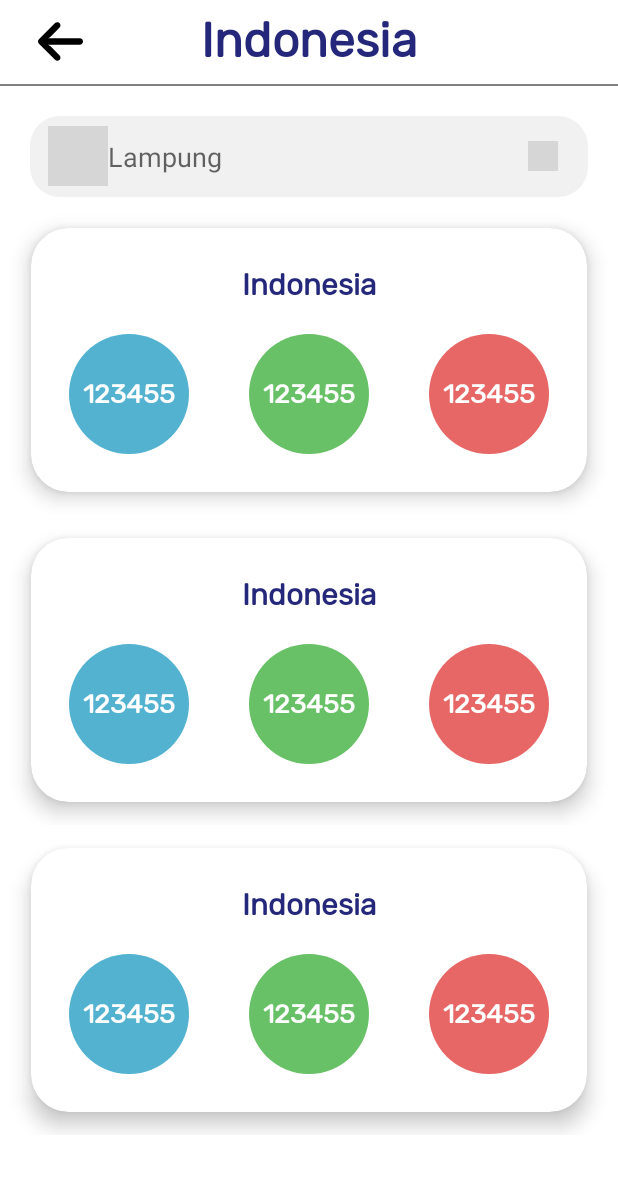
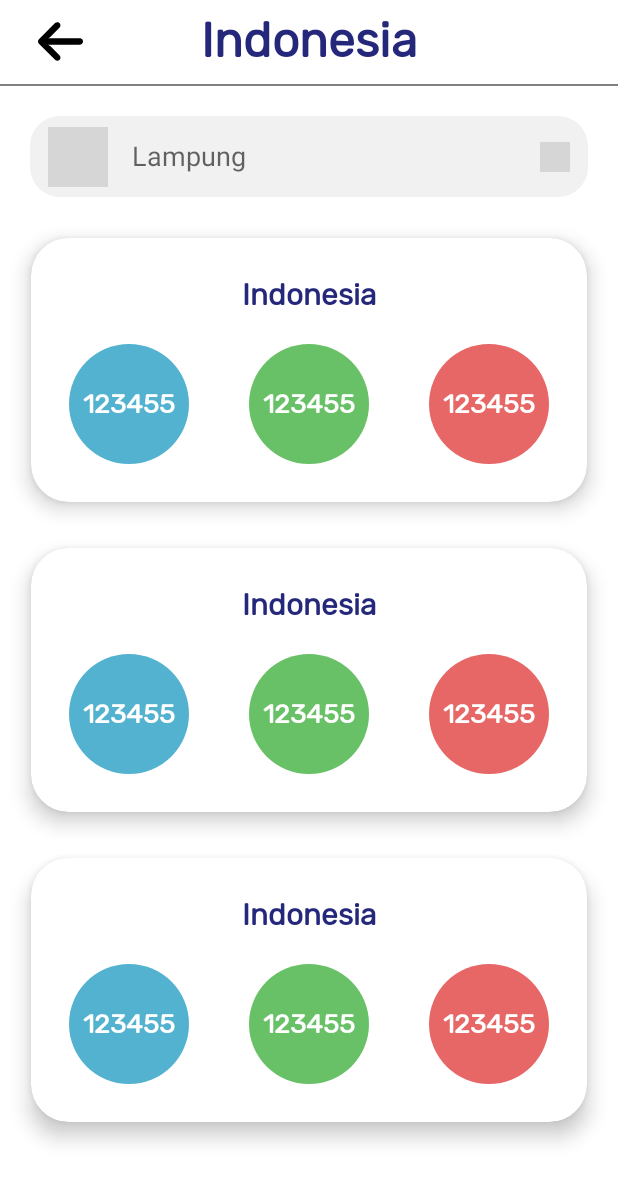
Before and after one commit to SteveWKurnia/BNCCFinalProject-Solo, an Android app: the layout activity_look_up.xml on its own in the app's theme, with its tools: preview values and no code run, on a phone screen of 412 x 824 dp. Shown: the top 1182 px of the screen. Run offline under Robolectric (Android 15) with nearby library versions, the phone set to English and light mode, and no system bars; network calls fail; grey boxes are pictures that could not be loaded.

Commit message:
Add live search functionality

```diff
--- a/app/src/main/res/layout/activity_look_up.xml
+++ b/app/src/main/res/layout/activity_look_up.xml
@@ -43,7 +43,7 @@
         app:layout_constraintStart_toStartOf="parent"
         app:layout_constraintEnd_toEndOf="parent"/>
 
-    <LinearLayout
+    <androidx.constraintlayout.widget.ConstraintLayout
         android:id="@+id/ll_search"
         android:layout_marginStart="20dp"
         android:layout_marginEnd="20dp"
@@ -53,8 +53,7 @@
         app:layout_constraintTop_toBottomOf="@id/view_divider"
         app:layout_constraintStart_toStartOf="parent"
         app:layout_constraintEnd_toEndOf="parent"
-        android:background="@drawable/rounded_corner_off_white"
-        android:orientation="horizontal">
+        android:background="@drawable/rounded_corner_off_white">
 
         <androidx.appcompat.widget.AppCompatImageView
             android:id="@+id/iv_search"
@@ -62,16 +61,26 @@
             android:layout_width="40dp"
             android:layout_height="40dp"
             android:layout_marginStart="10dp"
-            android:layout_gravity="center"/>
+            app:layout_constraintStart_toStartOf="parent"
+            app:layout_constraintTop_toTopOf="parent"
+            app:layout_constraintBottom_toBottomOf="parent"/>
 
-        <EditText
-            android:id="@+id/et_search"
-            android:layout_width="280dp"
+        <androidx.appcompat.widget.SearchView
+            android:id="@+id/sv_search"
+            app:queryHint="Lampung"
+            app:iconifiedByDefault="false"
+            app:searchIcon="@null"
+            app:closeIcon="@null"
+            android:layout_width="0dp"
             android:layout_height="50dp"
             android:hint="@string/edittext_hint"
-            android:background="@android:color/transparent"
+            app:queryBackground="@android:color/transparent"
             android:autofillHints=""
-            android:inputType="text" />
+            android:inputType="text"
+            app:layout_constraintStart_toEndOf="@id/iv_search"
+            app:layout_constraintEnd_toStartOf="@id/iv_clear"
+            app:layout_constraintTop_toTopOf="parent"
+            app:layout_constraintBottom_toBottomOf="parent" />
 
         <androidx.appcompat.widget.AppCompatImageView
             android:id="@+id/iv_clear"
@@ -79,9 +88,51 @@
             android:layout_width="20dp"
             android:layout_height="20dp"
             android:layout_marginEnd="10dp"
-            android:layout_gravity="center" />
+            app:layout_constraintEnd_toEndOf="parent"
+            app:layout_constraintTop_toTopOf="parent"
+            app:layout_constraintBottom_toBottomOf="parent"/>
 
-    </LinearLayout>
+    </androidx.constraintlayout.widget.ConstraintLayout>
+
+<!--    <LinearLayout-->
+<!--        android:id="@+id/ll_search"-->
+<!--        android:layout_marginStart="20dp"-->
+<!--        android:layout_marginEnd="20dp"-->
+<!--        android:layout_width="0dp"-->
+<!--        android:layout_height="wrap_content"-->
+<!--        android:layout_marginTop="20dp"-->
+<!--        app:layout_constraintTop_toBottomOf="@id/view_divider"-->
+<!--        app:layout_constraintStart_toStartOf="parent"-->
+<!--        app:layout_constraintEnd_toEndOf="parent"-->
+<!--        android:background="@drawable/rounded_corner_off_white"-->
+<!--        android:orientation="horizontal">-->
+
+<!--        <androidx.appcompat.widget.AppCompatImageView-->
+<!--            android:id="@+id/iv_search"-->
+<!--            app:srcCompat="@drawable/ic_baseline_search_24"-->
+<!--            android:layout_width="40dp"-->
+<!--            android:layout_height="40dp"-->
+<!--            android:layout_marginStart="10dp"-->
+<!--            android:layout_gravity="center"/>-->
+
+<!--        <EditText-->
+<!--            android:id="@+id/et_search"-->
+<!--            android:layout_width="280dp"-->
+<!--            android:layout_height="50dp"-->
+<!--            android:hint="@string/edittext_hint"-->
+<!--            android:background="@android:color/transparent"-->
+<!--            android:autofillHints=""-->
+<!--            android:inputType="text" />-->
+
+<!--        <androidx.appcompat.widget.AppCompatImageView-->
+<!--            android:id="@+id/iv_clear"-->
+<!--            app:srcCompat="@drawable/ic_close"-->
+<!--            android:layout_width="20dp"-->
+<!--            android:layout_height="20dp"-->
+<!--            android:layout_marginEnd="10dp"-->
+<!--            android:layout_gravity="center" />-->
+
+<!--    </LinearLayout>-->
 
     <ProgressBar
         android:id="@+id/pb_province"
@@ -106,7 +157,7 @@
         tools:listitem="@layout/province_recycler_item"
         android:layout_marginStart="5dp"
         android:layout_marginEnd="5dp"
-        android:layout_marginTop="5dp"
+        android:layout_marginTop="20dp"
         android:visibility="gone"
         tools:visibility="visible"
         android:paddingBottom="150dp"
--- a/app/src/main/res/layout/province_recycler_item.xml
+++ b/app/src/main/res/layout/province_recycler_item.xml
@@ -9,7 +9,10 @@
         android:layout_height="wrap_content"
         app:cardElevation="8dp"
         app:cardCornerRadius="25dp"
-        android:layout_margin="15dp">
+        android:layout_marginStart="15dp"
+        android:layout_marginEnd="15dp"
+        android:layout_marginBottom="23dp"
+        android:layout_marginTop="7dp">
 
         <androidx.constraintlayout.widget.ConstraintLayout
             android:layout_width="match_parent"
```
Also changed, not shown: app/src/main/java/com/example/firstclassbnccacademy/app/lookup/LookUpActivity.kt (+29 -8 lines), app/src/main/java/com/example/firstclassbnccacademy/app/lookup/ProvinceAdapter.kt (+36 -1 lines).
